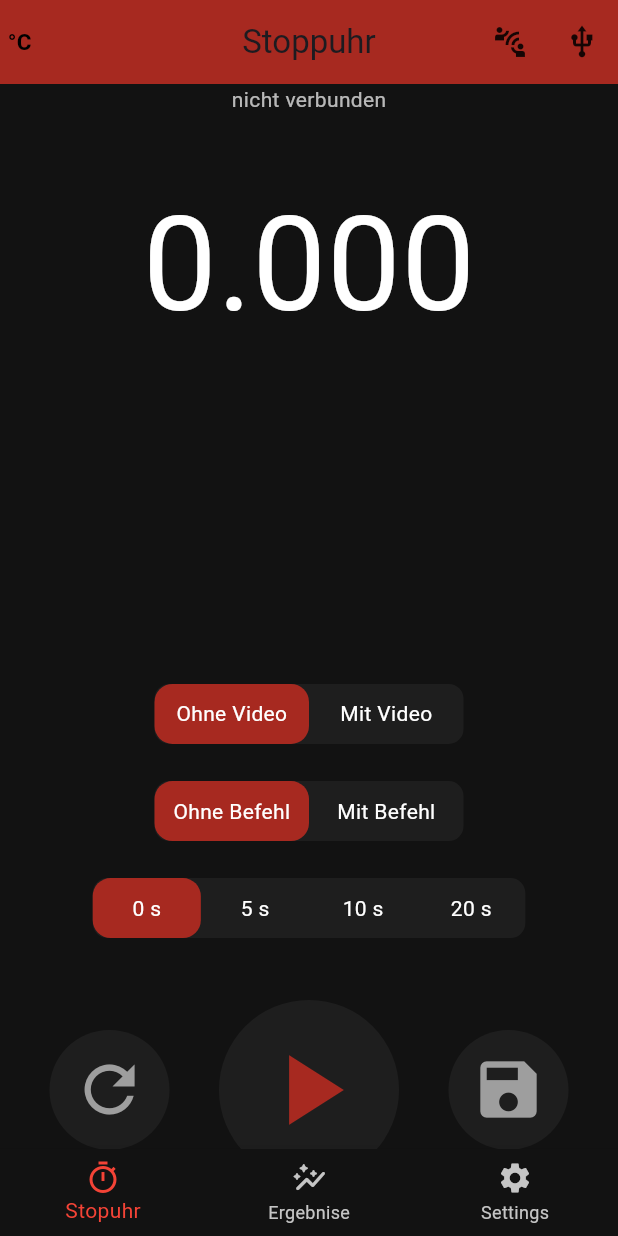
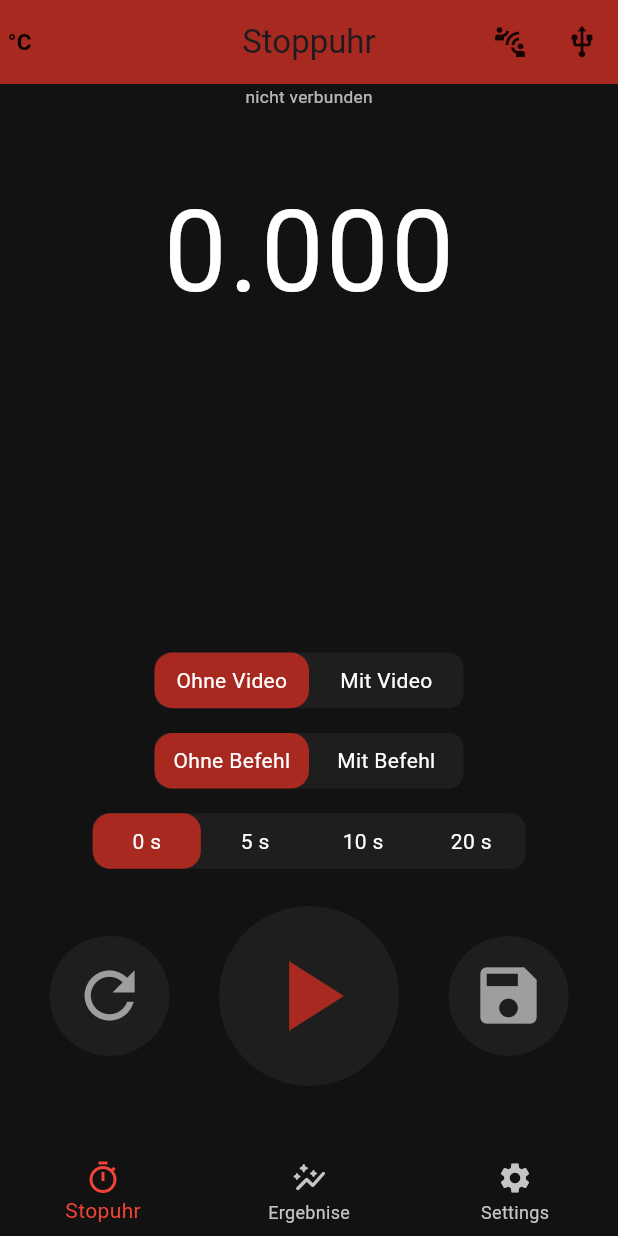
Before and after one commit to HofeMa210212/bewerbsapp, a Flutter app: the screen it shows after launch, on a phone screen of 412 x 824 dp. Run offline on Flutter 3.47's test engine with Material 3 defaults, Android fonts, the light colour scheme and no system bars; our stand-ins replace audioplayers, camera, chewie, device_preview, fl_chart, flutter_bluetooth_serial and 7 more; missing offline and left inert: flutter_reactive_ble, flutter_serial_communication, gal, list_all_videos, mysql1, video_thumbnail_imageview; accounts and stored records are empty; network calls fail; statements that could not run were skipped.

Commit message:
Made the app Responsive

```diff
--- a/devtools_options.yaml
+++ /dev/null
@@ -1,3 +0,0 @@
-description: This file stores settings for Dart & Flutter DevTools.
-documentation: https://docs.flutter.dev/tools/devtools/extensions#configure-extension-enablement-states
-extensions:
--- a/lib/main.dart
+++ b/lib/main.dart
@@ -1,4 +1,5 @@
 import 'package:bewerbsapp/pages/home_page.dart';
+import 'package:device_preview/device_preview.dart';
 import 'package:flutter/material.dart';
 import 'package:supabase_flutter/supabase_flutter.dart';
 
@@ -10,26 +11,26 @@ Future<void> main() async {
   await Supabase.initialize(
     url: 'https://lephqbybmcnjrohtidfq.supabase.co',
     anonKey: 'eyJhbGciOiJIUzI1NiIsInR5cCI6IkpXVCJ9.eyJpc3MiOiJzdXBhYmFzZSIsInJlZiI6ImxlcGhxYnlibWNuanJvaHRpZGZxIiwicm9sZSI6ImFub24iLCJpYXQiOjE3MzI0Nzg2ODYsImV4cCI6MjA0ODA1NDY4Nn0.AwNH0RTVdCUsU8N3vtli9oMD9l3OGnlnSVjPVgTkFVY',
-  );  runApp(const MyApp());
+  );
+
+  runApp(MyApp());
 
 }
 
 class MyApp extends StatelessWidget {
-  const MyApp({super.key});
-
-
-
-  // This widget is the root of your application.
   @override
   Widget build(BuildContext context) {
     return MaterialApp(
-        theme: ThemeData(
-          scaffoldBackgroundColor: backgroundDarkMode,
-          bottomNavigationBarTheme: BottomNavigationBarThemeData(
-            backgroundColor: backgroundDarkMode,
-          ),
+
+      locale: DevicePreview.locale(context),
+      builder: DevicePreview.appBuilder,
+      theme: ThemeData(
+        scaffoldBackgroundColor: backgroundDarkMode,
+        bottomNavigationBarTheme: BottomNavigationBarThemeData(
+          backgroundColor: backgroundDarkMode,
         ),
-      home: HomePage()
+      ),
+      home: HomePage(),
     );
   }
 }
--- a/lib/pages/timer_page.dart
+++ b/lib/pages/timer_page.dart
@@ -463,27 +463,47 @@ class _TimerpageState extends State<TimerPage> {
           child: Column(
             mainAxisAlignment: MainAxisAlignment.start,
             children: [
+              //Container zum Anzeigen des Verbuindungsstatuses mit dem Esp_32 (Buzzer)
+              Container(
+                height: MediaQuery.of(context).size.height * 0.04,
 
-              Text(
+                child: Column(
+                  children: [
+                    Container(
+                      height: MediaQuery.of(context).size.height * 0.02,
+
+                      child: FittedBox(
+                        child: Text(
                           (_connectedDevice != null)? _connectedDevice : "nicht verbunden",
                           style: TextStyle(
                             color: Colors.white70,
 
                           ),
                         ),
+                      ),
+                    ),
 
-              Text(
+                    Container(
+                      height: MediaQuery.of(context).size.height * 0.02,
+
+                      child: FittedBox(
+                        child: Text(
                           (connectionStatus != null)? connectionStatus : "",
                           style: TextStyle(
                             color: Colors.white70,
                           ),
                         ),
+                      ),
+                    ),
+                  ],
+                ),
+              ),
 
+              //Container zum Anzeigen der Zeit
               Container(
-
+                height: s.screenHeight(context) * 0.13,
                 width: s.screenWidth(context) * 0.9,
-                margin: EdgeInsets.only(top: s.screenHeight(context) * 0.02),
-                decoration: BoxDecoration(),
+                margin: EdgeInsets.only(top: s.screenHeight(context) * 0.03),
                 child: Center(
                   child: Column(
                     children: [
@@ -499,21 +519,31 @@ class _TimerpageState extends State<TimerPage> {
                             // Formatierung ohne führende Null bei Minute
                             _currentTime = '$minutes:${seconds.toString().padLeft(2, '0')}:${milliseconds.toString().padLeft(2, '0')}';
 
-                            return Text(
+                            return Container(
+                              height: s.screenHeight(context) * 0.13,
+                              child: FittedBox(
+                                child: Text(
                                   minutes > 0
                                       ? '$minutes:${seconds.toString().padLeft(2, '0')}.${milliseconds.toString().padLeft(3, '0')}'
                                       : '${seconds.toString()}.${milliseconds.toString().padLeft(3, '0')}',
-                              style: GoogleFonts.roboto(fontSize: 88, color: Colors.white),
+                                  style: GoogleFonts.roboto( color: Colors.white),
+                                ),
+                              ),
                             );
                           },
                         ),
                       ]else...[
                         Center(
+                          child: Container(
+                            height: s.screenHeight(context) * 0.13,
+                            child: FittedBox(
                               child: Text(
                                 (remeaningTime).toString(),
                                 style: GoogleFonts.roboto(
                                     color: Colors.white,
                                     fontSize: 88
+                                ),
+                              ),
                             ),
                           ),
 
@@ -528,8 +558,9 @@ class _TimerpageState extends State<TimerPage> {
                 ),
               ),
 
+              //Container zum Anzeigen des Videos
               Container(
-                height: 200,
+                height: s.screenHeight(context) * 0.25,
                 color: Colors.transparent,
                 child: FutureBuilder<void>(
                   future: _cameraInitFuture,
@@ -561,10 +592,11 @@ class _TimerpageState extends State<TimerPage> {
                 ),
               ),
 
+              //Container zum einstellen ob mit oder ohne Video
               Container(
-                height: 40,
+                height: s.screenHeight(context) * 0.045,
                 width: s.screenWidth(context) * 0.5,
-                margin: EdgeInsets.only(top: s.screenHeight(context) * 0.02),
+                margin: EdgeInsets.only(top: s.screenHeight(context) * 0.01),
                 decoration: BoxDecoration(
                   color: basicContainerColor,
                   borderRadius: BorderRadius.circular(10),
@@ -574,7 +606,7 @@ class _TimerpageState extends State<TimerPage> {
                     AnimatedContainer(
                       duration: const Duration(milliseconds: 200),
                       curve: Curves.easeInOut,
-                      height: 40,
+                      height: s.screenHeight(context) * 0.045,
                       width: s.screenWidth(context) * 0.5 / 2,
                       margin: EdgeInsets.only(left: withVideo ? s.screenWidth(context) * 0.5/2 : 0.0),
                       decoration: BoxDecoration(
@@ -593,7 +625,7 @@ class _TimerpageState extends State<TimerPage> {
                           },
                           child: Container(
                             width: s.screenWidth(context) * 0.5 / 2,
-                            height: 40, // Füge eine Höhe hinzu, um die Klickelemente größer zu machen
+                            height: s.screenHeight(context) * 0.045,
                             alignment: Alignment.center, // Zentriert den Text
                             decoration: BoxDecoration(
                               color: Colors.transparent, // Setzt eine transparente Farbe
@@ -611,7 +643,7 @@ class _TimerpageState extends State<TimerPage> {
                           },
                           child: Container(
                             width: s.screenWidth(context) * 0.5 / 2,
-                            height: 40, // Füge eine Höhe hinzu, um die Klickelemente größer zu machen
+                            height: s.screenHeight(context) * 0.045, // Füge eine Höhe hinzu, um die Klickelemente größer zu machen
                             alignment: Alignment.center, // Zentriert den Text
                             decoration: BoxDecoration(
                               color: Colors.transparent, // Setzt eine transparente Farbe
@@ -626,10 +658,11 @@ class _TimerpageState extends State<TimerPage> {
                 ),
               ),
 
+              //Container zum einstellen ob mit oder ohne Befehl
               Container(
-                height: 40,
+                height: s.screenHeight(context) * 0.045,
                 width: s.screenWidth(context) * 0.5,
-                margin: EdgeInsets.only(top: s.screenHeight(context) * 0.03),
+                margin: EdgeInsets.only(top: s.screenHeight(context) * 0.02),
                 decoration: BoxDecoration(
                   color: basicContainerColor,
                   borderRadius: BorderRadius.circular(10),
@@ -639,7 +672,7 @@ class _TimerpageState extends State<TimerPage> {
                     AnimatedContainer(
                       duration: const Duration(milliseconds: 200),
                       curve: Curves.easeInOut,
-                      height: 40,
+                      height: s.screenHeight(context) * 0.045,
                       width: s.screenWidth(context) * 0.5 / 2,
                       margin: EdgeInsets.only(left: withSound ? s.screenWidth(context) * 0.5/2 : 0.0),
                       decoration: BoxDecoration(
@@ -659,7 +692,7 @@ class _TimerpageState extends State<TimerPage> {
                           },
                           child: Container(
                             width: s.screenWidth(context) * 0.5 / 2,
-                            height: 40, // Füge eine Höhe hinzu, um die Klickelemente größer zu machen
+                            height: s.screenHeight(context) * 0.045, // Füge eine Höhe hinzu, um die Klickelemente größer zu machen
                             alignment: Alignment.center, // Zentriert den Text
                             decoration: BoxDecoration(
                               color: Colors.transparent, // Setzt eine transparente Farbe
@@ -675,7 +708,7 @@ class _TimerpageState extends State<TimerPage> {
                           },
                           child: Container(
                             width: s.screenWidth(context) * 0.5 / 2,
-                            height: 40, // Füge eine Höhe hinzu, um die Klickelemente größer zu machen
+                            height: s.screenHeight(context) * 0.045, // Füge eine Höhe hinzu, um die Klickelemente größer zu machen
                             alignment: Alignment.center, // Zentriert den Text
                             decoration: BoxDecoration(
                               color: Colors.transparent, // Setzt eine transparente Farbe
@@ -690,10 +723,11 @@ class _TimerpageState extends State<TimerPage> {
                 ),
               ),
 
+              //Container zum einstellen der Zeit bis zum Befehl
               Container(
-                height: 40,
+                height: s.screenHeight(context) * 0.045,
                 width: s.screenWidth(context) * 0.7,
-                margin: EdgeInsets.only(top: s.screenHeight(context) * 0.03),
+                margin: EdgeInsets.only(top: s.screenHeight(context) * 0.02),
                 decoration: BoxDecoration(
                   color: basicContainerColor,
                   borderRadius: BorderRadius.circular(10),
@@ -703,7 +737,7 @@ class _TimerpageState extends State<TimerPage> {
                     AnimatedContainer(
                       duration: const Duration(milliseconds: 200),
                       curve: Curves.easeInOut,
-                      height: 40,
+                      height: s.screenHeight(context) * 0.045,
                       width: s.screenWidth(context) * 0.7 / 4,
                       margin: EdgeInsets.only(left: s.screenWidth(context) * marginContainerDelayValue),
                       decoration: BoxDecoration(
@@ -723,7 +757,7 @@ class _TimerpageState extends State<TimerPage> {
                           },
                           child: Container(
                             width: s.screenWidth(context) * 0.7 / 4,
-                            height: 40, // Füge eine Höhe hinzu, um die Klickelemente größer zu machen
+                            height: s.screenHeight(context) * 0.045, // Füge eine Höhe hinzu, um die Klickelemente größer zu machen
                             alignment: Alignment.center, // Zentriert den Text
                             decoration: BoxDecoration(
                               color: Colors.transparent, // Setzt eine transparente Farbe
@@ -740,7 +774,7 @@ class _TimerpageState extends State<TimerPage> {
                           },
                           child: Container(
                             width: s.screenWidth(context) * 0.7 / 4,
-                            height: 40, // Füge eine Höhe hinzu, um die Klickelemente größer zu machen
+                            height: s.screenHeight(context) * 0.045, // Füge eine Höhe hinzu, um die Klickelemente größer zu machen
                             alignment: Alignment.center, // Zentriert den Text
                             decoration: BoxDecoration(
                               color: Colors.transparent, // Setzt eine transparente Farbe
@@ -757,7 +791,7 @@ class _TimerpageState extends State<TimerPage> {
                           },
                           child: Container(
                             width: s.screenWidth(context) * 0.7 / 4,
-                            height: 40, // Füge eine Höhe hinzu, um die Klickelemente größer zu machen
+                            height: s.screenHeight(context) * 0.045, // Füge eine Höhe hinzu, um die Klickelemente größer zu machen
                             alignment: Alignment.center, // Zentriert den Text
                             decoration: BoxDecoration(
                               color: Colors.transparent, // Setzt eine transparente Farbe
@@ -774,7 +808,7 @@ class _TimerpageState extends State<TimerPage> {
                           },
                           child: Container(
                             width: s.screenWidth(context) * 0.7 / 4,
-                            height: 40, // Füge eine Höhe hinzu, um die Klickelemente größer zu machen
+                            height: s.screenHeight(context) * 0.045, // Füge eine Höhe hinzu, um die Klickelemente größer zu machen
                             alignment: Alignment.center, // Zentriert den Text
                             decoration: BoxDecoration(
                               color: Colors.transparent, // Setzt eine transparente Farbe
@@ -788,8 +822,9 @@ class _TimerpageState extends State<TimerPage> {
                 ),
               ),
 
+              //Container für die BUttons
               Container(
-                margin: EdgeInsets.only(top: s.screenHeight(context) * 0.05),
+                margin: EdgeInsets.only(top: s.screenHeight(context) * 0.03),
                 child: Row(
                   mainAxisAlignment: MainAxisAlignment.spaceEvenly,
                   children: [
--- a/pubspec.yaml
+++ b/pubspec.yaml
@@ -57,6 +57,8 @@ dependencies:
       url: https://github.com/HofeMa210212/flutter_bluetooth_serial.git
   list_all_videos: ^1.2.0
   gal: ^2.3.1
+  cloud_firestore: ^5.6.3
+  device_preview: ^1.2.0
       #ref: main
 
 
```
Also changed, not shown: lib/custom_widgets.dart (+8 -7 lines), lib/pages/data_page.dart (+38 -18 lines), 9 other files. Lines whose indentation alone changed are shown as unchanged.
